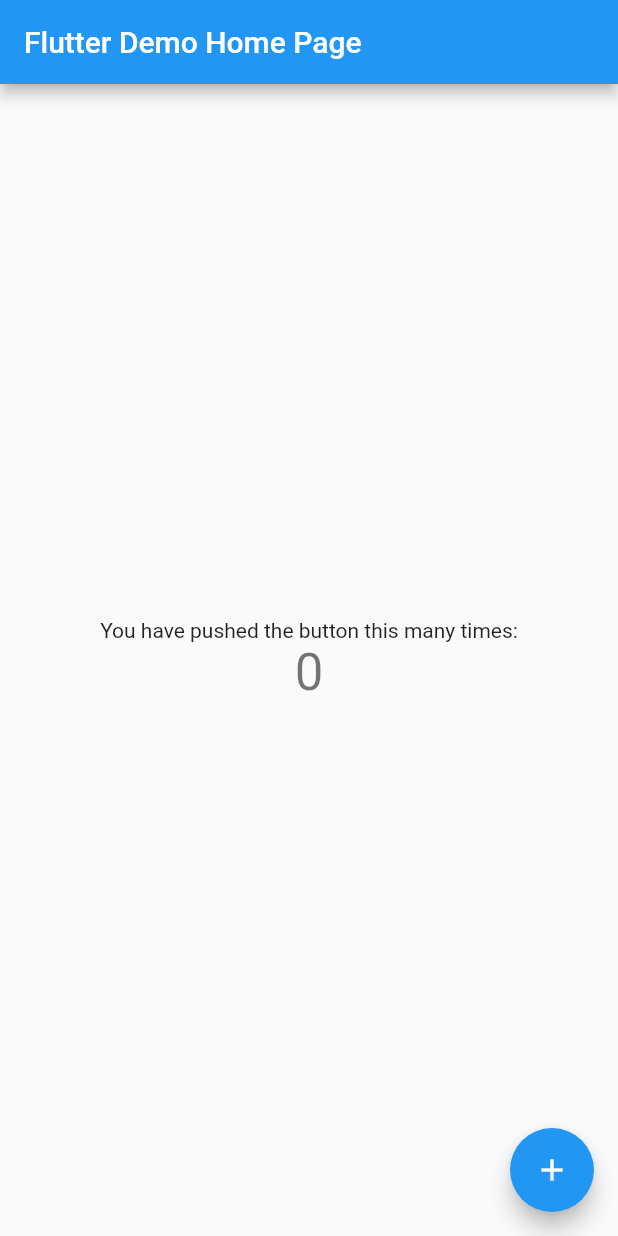
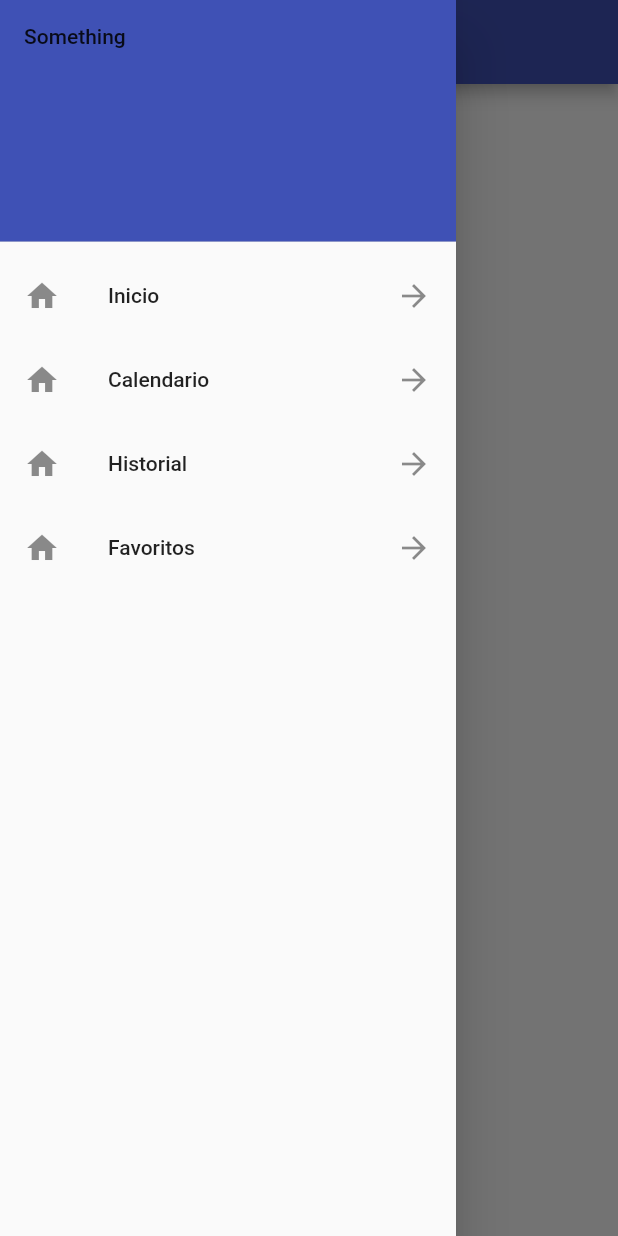
Before and after one commit to Chipes12/iteso_library_project, a Flutter app: the screen it shows after launch, with the side drawer open (before the commit the screen has no drawer), on a phone screen of 412 x 824 dp. Run offline on Flutter 3.47's test engine with Material 2 defaults, Android fonts, the phone set to English and light mode, and no system bars; our stand-ins replace table_calendar.

Commit message:
Agregando mis pantallas

```diff
--- /dev/null
+++ b/lib/Pantallas/home_page.dart
@@ -0,0 +1,15 @@
+import 'package:flutter/material.dart';
+import 'package:iteso_library_project/Widgets/drawer.dart';
+
+class HomePage extends StatelessWidget {
+  const HomePage({super.key});
+
+  @override
+  Widget build(BuildContext context) {
+    return Scaffold(
+        appBar: AppBar(
+          title: const Text('Inicio'),
+        ),
+        drawer: DrawerNav());
+  }
+}
--- /dev/null
+++ b/lib/Widgets/drawer.dart
@@ -0,0 +1,67 @@
+import 'package:flutter/material.dart';
+import 'package:iteso_library_project/Pantallas/calendario.dart';
+import 'package:iteso_library_project/Pantallas/favoritos.dart';
+import 'package:iteso_library_project/Pantallas/historial.dart';
+import 'package:iteso_library_project/Pantallas/home_page.dart';
+
+class DrawerNav extends StatelessWidget {
+  const DrawerNav({super.key});
+
+  @override
+  Widget build(BuildContext context) {
+    return Drawer(
+      child: ListView(
+        children: [
+          DrawerHeader(
+            child: Text("Something"),
+            decoration: BoxDecoration(color: Colors.indigo),
+          ),
+          GestureDetector(
+            onTap: () {
+              Navigator.of(context)
+                  .push(MaterialPageRoute(builder: ((context) => HomePage())));
+            },
+            child: ListTile(
+              leading: Icon(Icons.home),
+              title: Text("Inicio"),
+              trailing: Icon(Icons.arrow_forward),
+            ),
+          ),
+          GestureDetector(
+            onTap: () {
+              Navigator.of(context).push(
+                  MaterialPageRoute(builder: ((context) => Calendario())));
+            },
+            child: ListTile(
+              leading: Icon(Icons.home),
+              title: Text("Calendario"),
+              trailing: Icon(Icons.arrow_forward),
+            ),
+          ),
+          GestureDetector(
+            onTap: () {
+              Navigator.of(context)
+                  .push(MaterialPageRoute(builder: ((context) => Historial())));
+            },
+            child: ListTile(
+              leading: Icon(Icons.home),
+              title: Text("Historial"),
+              trailing: Icon(Icons.arrow_forward),
+            ),
+          ),
+          GestureDetector(
+            onTap: () {
+              Navigator.of(context)
+                  .push(MaterialPageRoute(builder: ((context) => Favoritos())));
+            },
+            child: ListTile(
+              leading: Icon(Icons.home),
+              title: Text("Favoritos"),
+              trailing: Icon(Icons.arrow_forward),
+            ),
+          ),
+        ],
+      ),
+    );
+  }
+}
--- a/lib/main.dart
+++ b/lib/main.dart
@@ -1,115 +1,18 @@
 import 'package:flutter/material.dart';
 
-void main() {
-  runApp(const MyApp());
-}
+import 'Pantallas/home_page.dart';
+
+void main() => runApp(const MyApp());
 
 class MyApp extends StatelessWidget {
-  const MyApp({Key? key}) : super(key: key);
+  const MyApp({super.key});
 
-  // This widget is the root of your application.
   @override
   Widget build(BuildContext context) {
     return MaterialApp(
-      title: 'Flutter Demo',
-      theme: ThemeData(
-        // This is the theme of your application.
-        //
-        // Try running your application with "flutter run". You'll see the
-        // application has a blue toolbar. Then, without quitting the app, try
-        // changing the primarySwatch below to Colors.green and then invoke
-        // "hot reload" (press "r" in the console where you ran "flutter run",
-        // or simply save your changes to "hot reload" in a Flutter IDE).
-        // Notice that the counter didn't reset back to zero; the application
-        // is not restarted.
-        primarySwatch: Colors.blue,
-      ),
-      home: const MyHomePage(title: 'Flutter Demo Home Page'),
+      title: 'Material App',
+      theme: ThemeData(primarySwatch: Colors.indigo),
+      home: HomePage(),
     );
   }
 }
-
-class MyHomePage extends StatefulWidget {
-  const MyHomePage({Key? key, required this.title}) : super(key: key);
-
-  // This widget is the home page of your application. It is stateful, meaning
-  // that it has a State object (defined below) that contains fields that affect
-  // how it looks.
-
-  // This class is the configuration for the state. It holds the values (in this
-  // case the title) provided by the parent (in this case the App widget) and
-  // used by the build method of the State. Fields in a Widget subclass are
-  // always marked "final".
-
-  final String title;
-
-  @override
-  State<MyHomePage> createState() => _MyHomePageState();
-}
-
-class _MyHomePageState extends State<MyHomePage> {
-  int _counter = 0;
-
-  void _incrementCounter() {
-    setState(() {
-      // This call to setState tells the Flutter framework that something has
-      // changed in this State, which causes it to rerun the build method below
-      // so that the display can reflect the updated values. If we changed
-      // _counter without calling setState(), then the build method would not be
-      // called again, and so nothing would appear to happen.
-      _counter++;
-    });
-  }
-
-  @override
-  Widget build(BuildContext context) {
-    // This method is rerun every time setState is called, for instance as done
-    // by the _incrementCounter method above.
-    //
-    // The Flutter framework has been optimized to make rerunning build methods
-    // fast, so that you can just rebuild anything that needs updating rather
-    // than having to individually change instances of widgets.
-    return Scaffold(
-      appBar: AppBar(
-        // Here we take the value from the MyHomePage object that was created by
-        // the App.build method, and use it to set our appbar title.
-        title: Text(widget.title),
-      ),
-      body: Center(
-        // Center is a layout widget. It takes a single child and positions it
-        // in the middle of the parent.
-        child: Column(
-          // Column is also a layout widget. It takes a list of children and
-          // arranges them vertically. By default, it sizes itself to fit its
-          // children horizontally, and tries to be as tall as its parent.
-          //
-          // Invoke "debug painting" (press "p" in the console, choose the
-          // "Toggle Debug Paint" action from the Flutter Inspector in Android
-          // Studio, or the "Toggle Debug Paint" command in Visual Studio Code)
-          // to see the wireframe for each widget.
-          //
-          // Column has various properties to control how it sizes itself and
-          // how it positions its children. Here we use mainAxisAlignment to
-          // center the children vertically; the main axis here is the vertical
-          // axis because Columns are vertical (the cross axis would be
-          // horizontal).
-          mainAxisAlignment: MainAxisAlignment.center,
-          children: <Widget>[
-            const Text(
-              'You have pushed the button this many times:',
-            ),
-            Text(
-              '$_counter',
-              style: Theme.of(context).textTheme.headline4,
-            ),
-          ],
-        ),
-      ),
-      floatingActionButton: FloatingActionButton(
-        onPressed: _incrementCounter,
-        tooltip: 'Increment',
-        child: const Icon(Icons.add),
-      ), // This trailing comma makes auto-formatting nicer for build methods.
-    );
-  }
-}
--- a/pubspec.yaml
+++ b/pubspec.yaml
@@ -34,6 +34,7 @@
   # The following adds the Cupertino Icons font to your application.
   # Use with the CupertinoIcons class for iOS style icons.
   cupertino_icons: ^1.0.2
+  table_calendar: ^3.0.7
 
 dev_dependencies:
   flutter_test:
@@ -44,7 +45,7 @@
   # activated in the `analysis_options.yaml` file located at the root of your
   # package. See that file for information about deactivating specific lint
   # rules and activating additional ones.
-  flutter_lints: ^2.0.0
+  # flutter_lints: ^2.0.0
 
 # For information on the generic Dart part of this file, see the
 # following page: https://dart.dev/tools/pub/pubspec
```
Also changed, not shown: lib/Pantallas/calendario.dart (added, +103 -0 lines), lib/Pantallas/favoritos.dart (added, +120 -0 lines), lib/Pantallas/historial.dart (added, +120 -0 lines), pubspec.lock.
